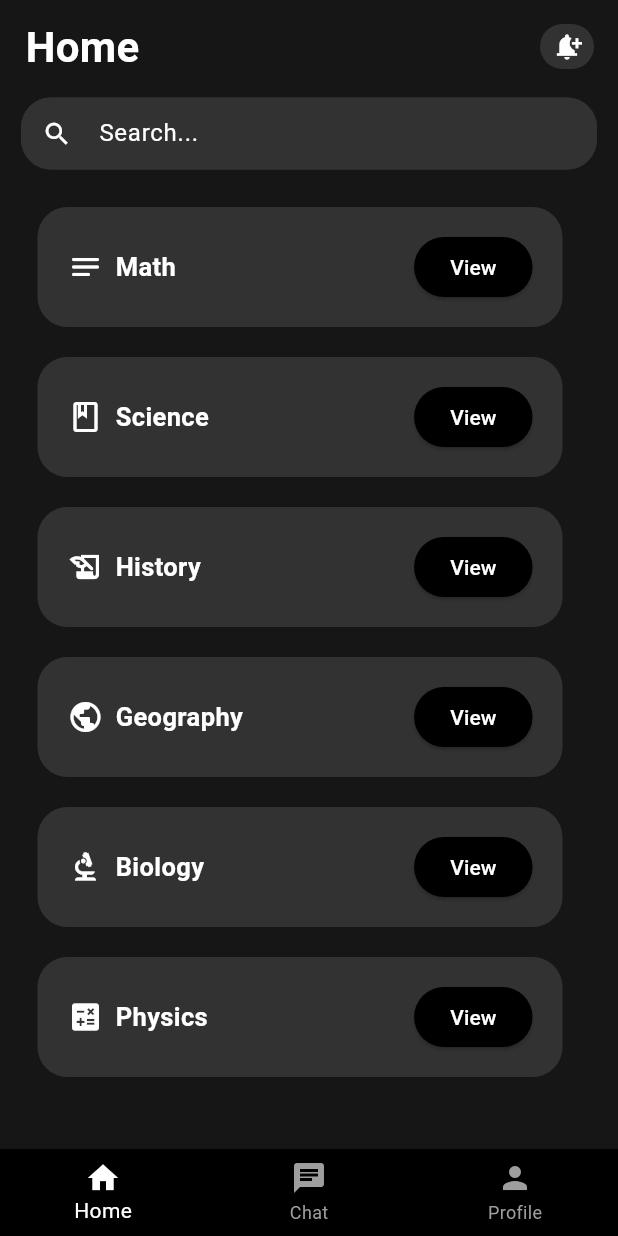
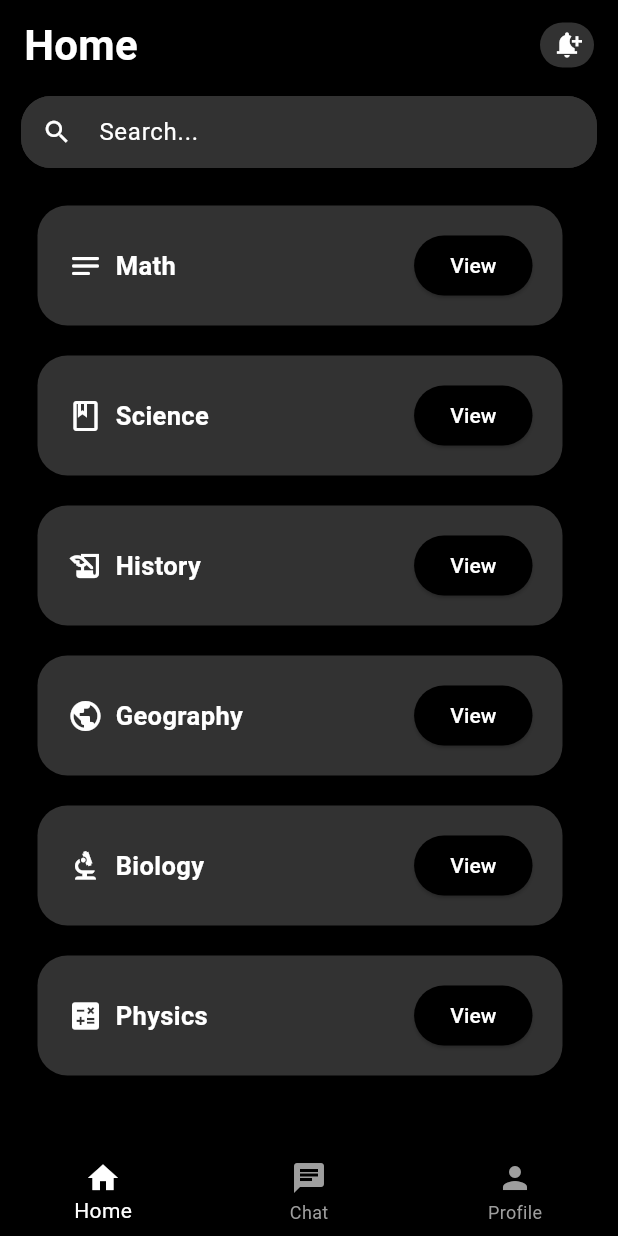
Before and after one commit to SajalSatsangi/Seekho_Buddy2, a Flutter app: the Home screen opened directly, on a phone screen of 412 x 824 dp. Run offline on Flutter 3.47's test engine with Material 3 defaults, Android fonts, the light colour scheme and no system bars; our stand-ins replace animated_splash_screen, cloud_firestore, firebase_auth, firebase_core, page_transition; accounts and stored records are empty.

Commit message:
Home Page

```diff
--- a/lib/home.dart
+++ b/lib/home.dart
@@ -31,7 +31,7 @@ class _HomeState extends State<Home> {
           children: <Widget>[
             SafeArea(
               child: Padding(
-                padding: EdgeInsets.only(left: 17, right: 16, top: 11),
+                padding: EdgeInsets.only(left: 16, right: 16, top: 10),
                 child: Row(
                   mainAxisAlignment: MainAxisAlignment.spaceBetween,
                   children: <Widget>[
@@ -214,7 +214,7 @@ class _HomeState extends State<Home> {
   @override
   Widget build(BuildContext context) {
     return Scaffold(
-      backgroundColor: Color(0xFF161616), // Set background color to #161616
+      backgroundColor: Colors.black,
       body: _buildContent(),
       bottomNavigationBar: CustomFooter(
         selectedIndex: _selectedIndex,
```
